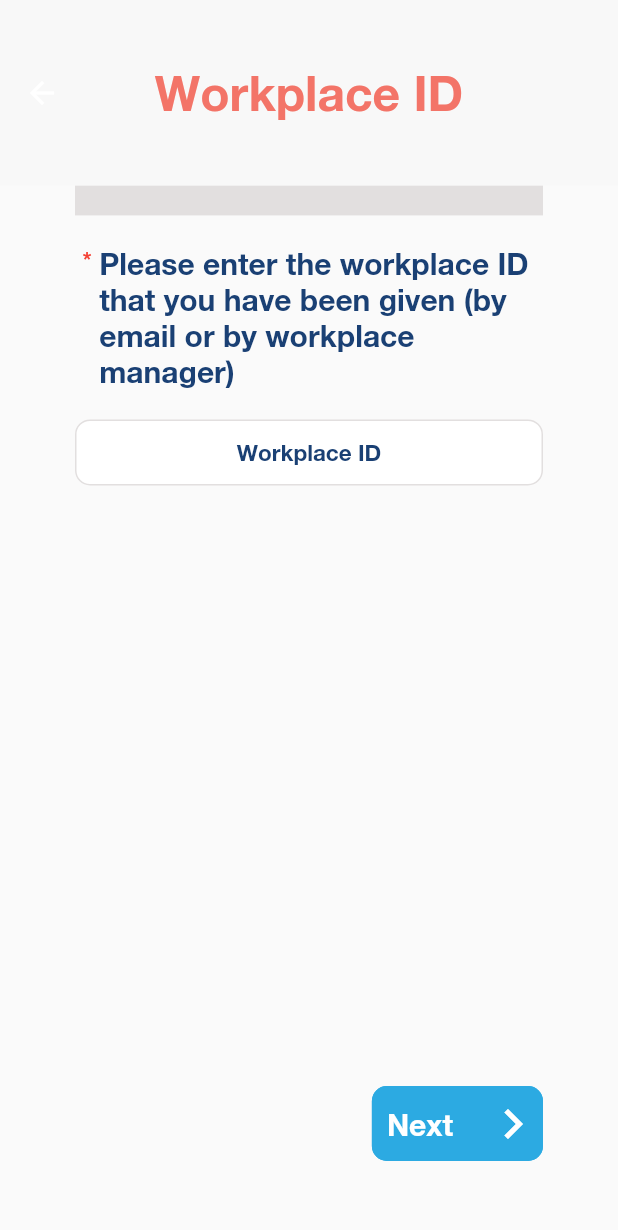
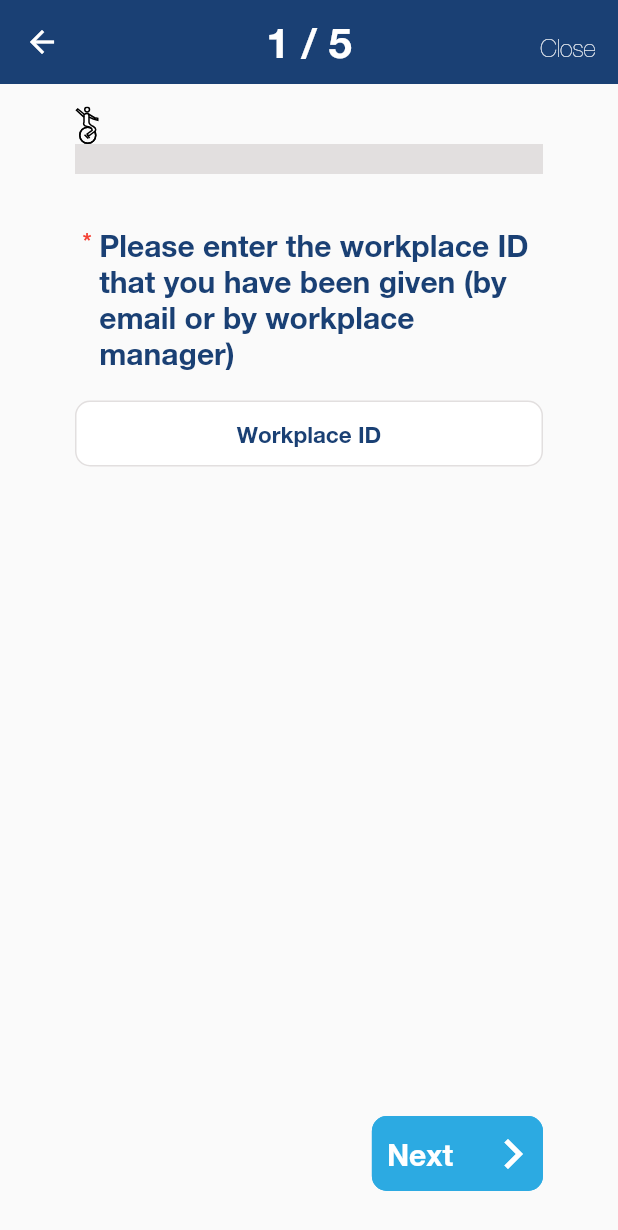
Before and after one commit to slavefreetrade/libertas_people, a Flutter app: the ProfileCreationView screen opened directly, after a tap on "Next", after a tap on "Back", on a phone screen of 412 x 824 dp. Shown: the top 1230 px of the screen. Run offline on Flutter 3.47's test engine with Material 2 defaults, Android fonts, the phone set to English and light mode, and no system bars; our stand-ins replace device_preview, flutter_svg.

Commit message:
Add man on piddle to header progress animated app bar

```diff
--- /dev/null
+++ b/lib/constants/images.dart
@@ -0,0 +1,3 @@
+class AppImagePaths {
+  static const String manOnPiddle = 'assets/man_on_piddle.svg';
+}
--- a/lib/l10n/intl_en.arb
+++ b/lib/l10n/intl_en.arb
@@ -1,11 +1,5 @@
 {
   "workplaceId": "Workplace ID",
-  "id": "ID",
-  "gender": "Gender",
-  "workplace": "Workplace",
-  "address": "Address",
-  "age": "Age",
-  "role": "Role",
   "pleaseEnterTheWorkplaceIdThat": "Please enter the workplace ID that you have been given (by email or by workplace manager)",
   "pleaseEnterWorkplaceId": "Please enter workplace ID.",
   "whatIsYourGender": "What is your gender?",
@@ -25,6 +19,9 @@
   "from40To59Years": "40-59 years",
   "moreThan60Years": "> 60 years",
   "areYouAManagerInYourDepartment": "Are you a manager in your department?",
-  "yes": "yes",
-  "no": "no"
+  "yes": "Yes",
+  "no": "No",
+  "close": "Close",
+  "next": "Next",
+  "back": "Back"
 }
--- a/lib/main.dart
+++ b/lib/main.dart
@@ -42,14 +42,13 @@ class MyApp extends StatelessWidget {
           textTheme: ButtonTextTheme.primary,
         ),
         appBarTheme: const AppBarTheme(
-          color: ColorConstants.backgroundColor,
+          color: ColorConstants.darkBlue,
           centerTitle: true,
           elevation: 0,
           textTheme: TextTheme(
             headline6: TextStyle(
-                color: ColorConstants.orange,
                 fontFamily: AppFonts.helveticaNeue,
-                fontSize: 32,
+                fontSize: 28,
                 fontWeight: FontWeight.w500),
           ),
         ),
--- a/lib/pages/profile_creation/models/profile_query_model.dart
+++ b/lib/pages/profile_creation/models/profile_query_model.dart
@@ -1,18 +1,14 @@
 import 'package:flutter/widgets.dart';
 
 class ProfileFormQuestionModel {
-  String title;
   String question;
   List<String> options;
-  String progressLabel;
   int selectedIndex;
   bool isOptional;
 
   ProfileFormQuestionModel({
-    @required this.title,
     @required this.question,
     @required this.options,
-    this.progressLabel = '',
     this.selectedIndex,
     this.isOptional = false
   });
--- a/lib/pages/profile_creation/profile_creation_view.dart
+++ b/lib/pages/profile_creation/profile_creation_view.dart
@@ -1,12 +1,11 @@
 import 'package:flutter/material.dart';
-import 'package:libertaspeople/generated/l10n.dart';
+import '../../generated/l10n.dart';
 
 import 'base/base_view.dart';
 import 'models/profile_query_model.dart';
 import 'profile_creation_view_model.dart';
-import 'shared/utils/extensions.dart';
 import 'widgets/bottom_action_buttons.dart';
-import 'widgets/header_progress_bar.dart';
+import 'widgets/linear_progress_bar.dart';
 import 'widgets/multiselect_form_view.dart';
 
 class ProfileCreationView extends StatefulWidget {
@@ -19,8 +18,6 @@ class ProfileCreationView extends StatefulWidget {
 class _ProfileCreationViewState extends State<ProfileCreationView> {
   int _progressIndex = 0;
   PageController _pageController;
-  Duration animationDuration = const Duration(microseconds: 50);
-  Curve animationCurve = Curves.easeIn;
 
   @override
   void initState() {
@@ -32,14 +29,10 @@ class _ProfileCreationViewState extends State<ProfileCreationView> {
   Widget build(BuildContext context) {
     final List<ProfileFormQuestionModel> _questions = [
       ProfileFormQuestionModel(
-          title: S.of(context).workplaceId,
           question: S.of(context).pleaseEnterTheWorkplaceIdThat,
-          progressLabel: S.of(context).id,
           options: [S.of(context).workplaceId]),
       ProfileFormQuestionModel(
-          title: S.of(context).gender,
           question: S.of(context).whatIsYourGender,
-          progressLabel: S.of(context).gender,
           options: [
             S.of(context).male,
             S.of(context).female,
@@ -47,9 +40,7 @@ class _ProfileCreationViewState extends State<ProfileCreationView> {
             S.of(context).preferNotToSay,
           ]),
       ProfileFormQuestionModel(
-        title: S.of(context).workplace,
         question: S.of(context).yourWorkplaceIs,
-        progressLabel: S.of(context).workplace,
         options: [
           S.of(context).anOfficeOrAFactory,
           S.of(context).aFieldOrAFarm,
@@ -57,9 +48,7 @@ class _ProfileCreationViewState extends State<ProfileCreationView> {
         ],
       ),
       ProfileFormQuestionModel(
-          title: S.of(context).age,
           question: S.of(context).whichAgeGroupAreYouIn,
-          progressLabel: S.of(context).age,
           options: [
             S.of(context).lessThan15Years,
             S.of(context).from15To18Years,
@@ -69,9 +58,7 @@ class _ProfileCreationViewState extends State<ProfileCreationView> {
             S.of(context).moreThan60Years
           ]),
       ProfileFormQuestionModel(
-          title: S.of(context).role,
           question: S.of(context).areYouAManagerInYourDepartment,
-          progressLabel: S.of(context).role,
           options: [S.of(context).yes, S.of(context).no]),
     ];
 
@@ -83,18 +70,36 @@ class _ProfileCreationViewState extends State<ProfileCreationView> {
               onWillPop: _onWillPop,
               child: SafeArea(
                 child: Scaffold(
-                  appBar:
-                      _buildAppBar(context, _questions[_progressIndex].title),
+                  appBar: AppBar(
+                    title: Text('${_progressIndex + 1} / ${_questions.length}'),
+                    titleSpacing: 0.0,
+                    centerTitle: true,
+                    actions: [
+                      Align(
+                        alignment: Alignment.bottomCenter,
+                        child: Padding(
+                          padding: const EdgeInsets.all(15),
+                          child: Text(
+                            S.of(context).close,
+                            style: const TextStyle(
+                                fontSize: 16, fontWeight: FontWeight.w300),
+                          ),
+                        ),
+                      )
+                    ],
+                  ),
                   body: Padding(
                     padding: const EdgeInsets.symmetric(horizontal: 50),
                     child: Column(
                       crossAxisAlignment: CrossAxisAlignment.stretch,
                       children: [
+                        const SizedBox(height: 15),
                         HeaderProgressBar(
                           animatedDuration: const Duration(seconds: 1),
                           currentIndex: _progressIndex,
                           maxIndex: _questions.length - 1,
                         ),
+                        const SizedBox(height: 15),
                         Expanded(
                           child: PageView(
                             controller: _pageController,
@@ -121,7 +126,7 @@ class _ProfileCreationViewState extends State<ProfileCreationView> {
                                       _questions.length - 1
                                   : true,
                             ),
-                            const SizedBox(height: 50),
+                            const SizedBox(height: 30),
                           ],
                         ),
                       ],
@@ -132,14 +137,6 @@ class _ProfileCreationViewState extends State<ProfileCreationView> {
             ));
   }
 
-  AppBar _buildAppBar(BuildContext context, String title) {
-    return AppBar(
-      title: Text(title),
-      centerTitle: true,
-      toolbarHeight: context.height * 0.15,
-    );
-  }
-
   Future<bool> _onWillPop() async {
     final bool isInitialPage = _pageController.hasClients
         ? _pageController.page == 0
@@ -148,7 +145,7 @@ class _ProfileCreationViewState extends State<ProfileCreationView> {
     if (isInitialPage) {
       return true;
     } else {
-      await _onPressedBack();
+      _onPressedBack();
       return false;
     }
   }
@@ -159,22 +156,17 @@ class _ProfileCreationViewState extends State<ProfileCreationView> {
     super.dispose();
   }
 
-  Future<void> _onPressedNext() async {
+  void _onPressedNext() {
     print('going from ${_pageController.page} to ${_pageController.page + 1}');
-
     _progressIndex++;
-    await _pageController.animateToPage(_progressIndex,
-        duration: animationDuration, curve: animationCurve);
+    _pageController.jumpToPage(_progressIndex);
     setState(() {});
   }
 
-  Future<void> _onPressedBack() async {
+  void _onPressedBack() {
     print('going from ${_pageController.page} to ${_pageController.page - 1}');
-
     _progressIndex--;
-    await _pageController.animateToPage(_progressIndex,
-        duration: animationDuration, curve: animationCurve);
-
+    _pageController.jumpToPage(_progressIndex);
     setState(() {});
   }
 }
--- a/lib/pages/profile_creation/widgets/bottom_action_buttons.dart
+++ b/lib/pages/profile_creation/widgets/bottom_action_buttons.dart
@@ -1,4 +1,5 @@
 import 'package:flutter/material.dart';
+import '../../../generated/l10n.dart';
 import '../shared/buttons/button_bordered_with_back_arrow.dart';
 import '../shared/buttons/button_full_color_with_next_arrow.dart';
 
@@ -26,14 +27,14 @@ class BottomActionButtons extends StatelessWidget {
       children: [
         if (onPressedBack != null && showBack)
           ButtonBorderedWithBackArrow(
-            label: 'Back',
+            label: S.of(context).back,
             onPressed: onPressedBack,
           )
         else
           const SizedBox.shrink(),
         if (onPressedNext != null && showNext)
           ButtonFullColorWithNextArrow(
-            label: 'Next',
+            label: S.of(context).next,
             onPressed: onPressedNext,
           )
         else
--- a/lib/pages/profile_creation/widgets/header_progress_bar.dart
+++ b/lib/pages/profile_creation/widgets/linear_progress_bar.dart
@@ -1,6 +1,9 @@
 import 'package:flutter/animation.dart';
 import 'package:flutter/widgets.dart';
+import 'package:flutter_svg/flutter_svg.dart';
+
 import '../../../constants/colors.dart';
+import '../../../constants/images.dart';
 
 class HeaderProgressBar extends StatefulWidget {
   const HeaderProgressBar(
@@ -17,7 +20,8 @@ class HeaderProgressBar extends StatefulWidget {
       this.progressColor = ColorConstants.lightBlue,
       this.changeColorValue,
       this.changeProgressColor = const Color(0xFF5F4B8B),
-        this.displayText})
+      this.displayText,
+      this.directionality = TextDirection.ltr})
       : super(key: key);
   final int currentIndex;
   final int maxIndex;
@@ -32,6 +36,7 @@ class HeaderProgressBar extends StatefulWidget {
   final int changeColorValue;
   final Color changeProgressColor;
   final String displayText;
+  final TextDirection directionality;
 
   @override
   _HeaderProgressBarState createState() => _HeaderProgressBarState();
@@ -134,8 +139,30 @@ class _AnimatedProgressBar extends AnimatedWidget {
     }
 
     return Directionality(
-      textDirection: TextDirection.ltr,
-      child: Container(
+      textDirection: widget.directionality,
+      child: Column(
+        crossAxisAlignment: CrossAxisAlignment.start,
+        children: [
+          Row(
+            children: [
+              Expanded(
+                  flex: (animation.value * 100).toInt(),
+                  child: Stack(children: [
+                    Align(
+                      alignment: widget.directionality == TextDirection.ltr
+                          ? Alignment.centerRight
+                          : Alignment.centerLeft,
+                      child: SvgPicture.asset(AppImagePaths.manOnPiddle,
+                          semanticsLabel: 'Man on a piddle'),
+                    )
+                  ])),
+              Expanded(
+                  flex: 100 - (animation.value * 100).toInt(),
+                  child: Container())
+            ],
+          ),
+          Stack(children: [
+            Container(
               width: widget.direction == Axis.vertical ? widget.size : null,
               height: widget.direction == Axis.horizontal ? widget.size : null,
               decoration: BoxDecoration(
@@ -157,6 +184,10 @@ class _AnimatedProgressBar extends AnimatedWidget {
                 ],
               ),
             ),
+
+          ],),
+        ],
+      ),
     );
   }
 }
--- a/pubspec.yaml
+++ b/pubspec.yaml
@@ -28,6 +28,7 @@ dependencies:
   uuid: 2.2.2
   device_preview: ^0.4.8
   provider: ^4.3.2+2
+  flutter_svg: ^0.19.0
 
   # The following adds the Cupertino Icons font to your application.
   # Use with the CupertinoIcons class for iOS style icons.
```
Also changed, not shown: assets/man_on_piddle.svg (added), lib/generated/intl/messages_en.dart, lib/generated/l10n.dart. Lines whose indentation alone changed are shown as unchanged.
